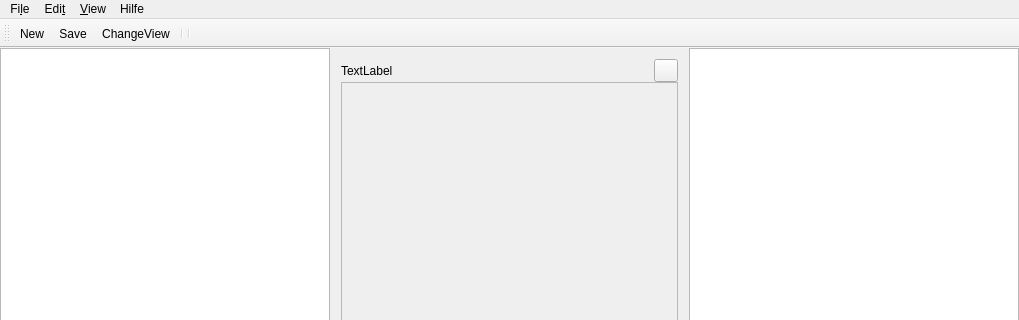
Old version of the form elbefrontend/mainwindow.ui in the repository emtrion/elbe-gui; both pictures show x 0 to 1019 and y 0 to 320 of the 1019 by 669 pixel window.
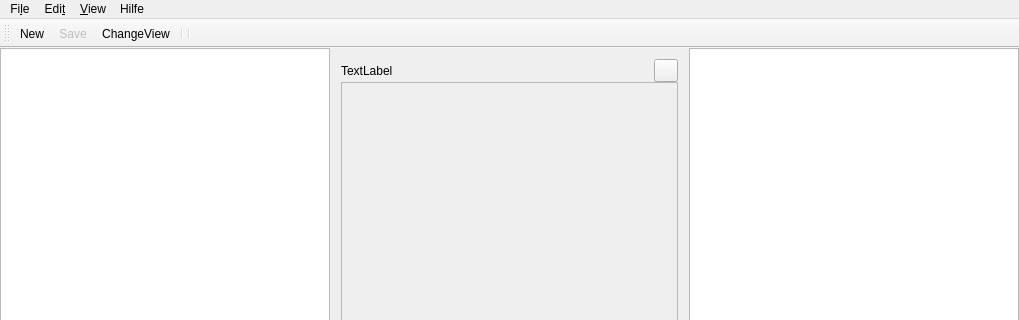
New version of the form. Icons and pictures are not drawn. Custom widgets are drawn as their Qt base class.

```diff
--- a/elbefrontend/mainwindow.ui
+++ b/elbefrontend/mainwindow.ui
@@ -338,6 +338,9 @@
    </property>
   </action>
   <action name="actionSave">
+   <property name="enabled">
+    <bool>false</bool>
+   </property>
    <property name="text">
     <string>&amp;Save</string>
    </property>
```
Left out of the diff: 12 changed lines with no effect on the pictures.
